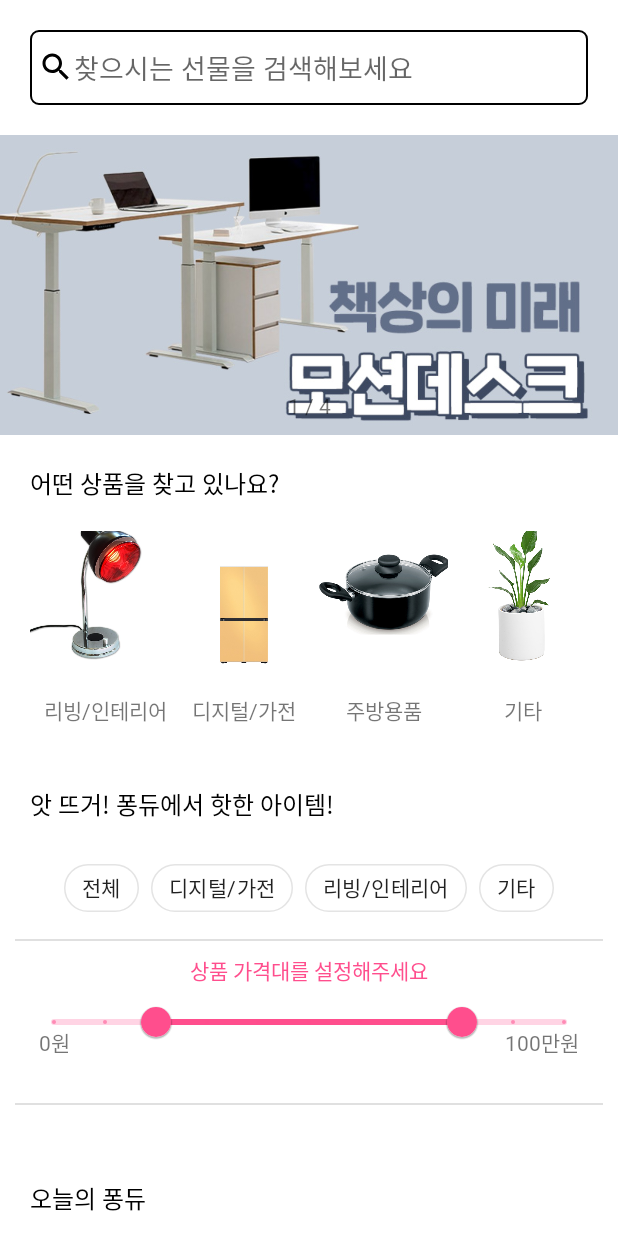
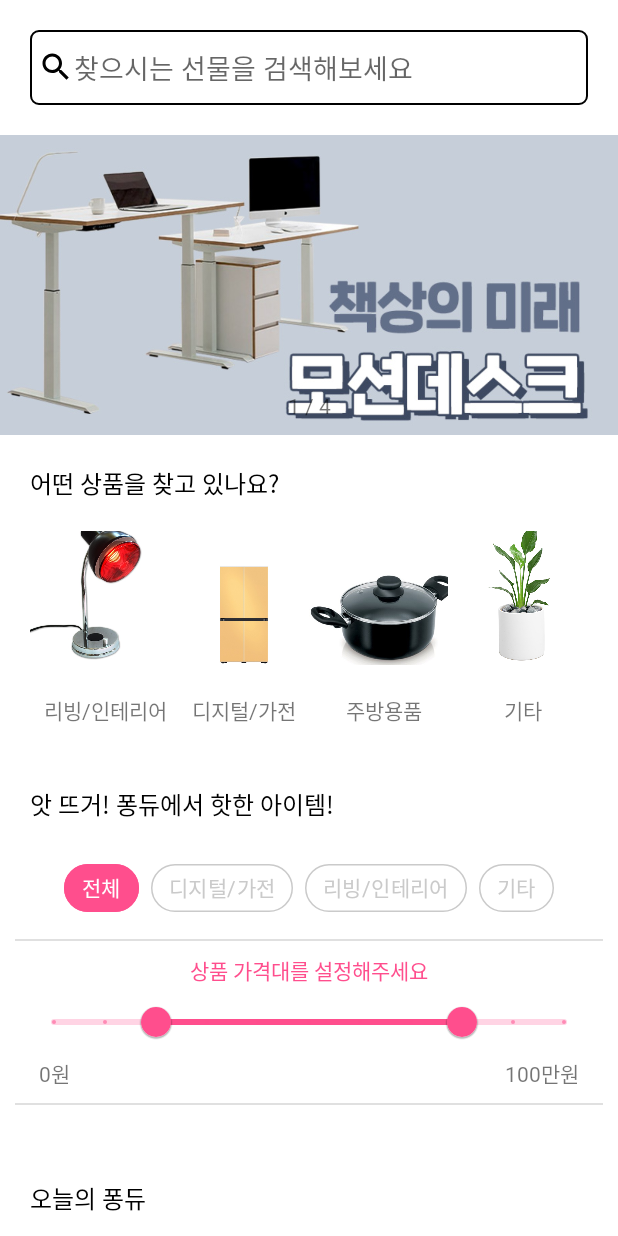
Before and after one commit to hojoJeong/Fondue, an Android app: the MainFragment screen opened directly, with no data from a screen before it, on a phone screen of 412 x 824 dp. Run offline under Robolectric (Android 15) with nearby library versions, the phone set to English and light mode, and no system bars; our stand-ins replace Dagger/Hilt's generated code, data binding; Roboto replaces fonts that are not available here.

Commit message:
feat: #3 랭킹 카테고리, 가격 범위 Slider 구현

```diff
--- a/Android/FundYou/app/src/main/java/com/ssafy/fundyou/ui/MainFragment.kt
+++ b/Android/FundYou/app/src/main/java/com/ssafy/fundyou/ui/MainFragment.kt
@@ -1,13 +1,20 @@
 package com.ssafy.fundyou.ui
 
+import android.annotation.SuppressLint
+import android.content.ContentValues.TAG
 import android.content.Context
+import android.content.res.ColorStateList
 import android.graphics.drawable.Drawable
+import android.os.Build
 import android.os.Bundle
+import android.util.Log
 import androidx.fragment.app.Fragment
 import android.view.LayoutInflater
 import android.view.View
 import android.view.ViewGroup
 import android.widget.ImageView
+import android.widget.Toast
+import androidx.annotation.RequiresApi
 import androidx.core.content.ContextCompat
 import androidx.databinding.BindingAdapter
 import androidx.databinding.DataBindingUtil
@@ -15,6 +22,9 @@ import androidx.lifecycle.lifecycleScope
 import androidx.recyclerview.widget.GridLayoutManager
 import androidx.recyclerview.widget.LinearLayoutManager
 import androidx.viewpager2.widget.ViewPager2
+import com.google.android.material.chip.Chip
+import com.google.android.material.chip.ChipGroup
+import com.google.android.material.slider.RangeSlider
 import com.ssafy.fundyou.BannerAdapter
 import com.ssafy.fundyou.MainCategoryAdapter
 import com.ssafy.fundyou.MainCategoryModel
@@ -42,8 +52,7 @@ class MainFragment : Fragment() {
     }
 
     override fun onCreateView(
-        inflater: LayoutInflater, container: ViewGroup?,
-        savedInstanceState: Bundle?
+        inflater: LayoutInflater, container: ViewGroup?, savedInstanceState: Bundle?
     ): View {
         binding = DataBindingUtil.inflate(inflater, R.layout.fragment_main, container, false)
         return binding.root
@@ -54,6 +63,8 @@ class MainFragment : Fragment() {
 
         bannerInit()
         initCategory()
+        initRankCategory()
+        initTitlePriceRange()
     }
 
     private fun bannerInit() {
@@ -64,9 +75,7 @@ class MainFragment : Fragment() {
         bannerAdapter.addAllItems(bannerImageList)
 
         binding.tvMainBannerIndicator.text = getString(
-            R.string.content_banner_indicator,
-            binding.vpMainBanner.currentItem + 1,
-            bannerSize
+            R.string.content_banner_indicator, binding.vpMainBanner.currentItem + 1, bannerSize
         )
 
         with(binding.vpMainBanner) {
@@ -108,32 +117,28 @@ class MainFragment : Fragment() {
         categoryList.add(
             MainCategoryModel(
                 ContextCompat.getDrawable(
-                    requireContext(),
-                    R.drawable.bg_category_living
+                    requireContext(), R.drawable.bg_category_living
                 )!!, "리빙/인테리어"
             )
         )
         categoryList.add(
             MainCategoryModel(
                 ContextCompat.getDrawable(
-                    requireContext(),
-                    R.drawable.bg_category_digital
+                    requireContext(), R.drawable.bg_category_digital
                 )!!, "디지털/가전"
             )
         )
         categoryList.add(
             MainCategoryModel(
                 ContextCompat.getDrawable(
-                    requireContext(),
-                    R.drawable.bg_category_kitchen
+                    requireContext(), R.drawable.bg_category_kitchen
                 )!!, "주방용품"
             )
         )
         categoryList.add(
             MainCategoryModel(
                 ContextCompat.getDrawable(
-                    requireContext(),
-                    R.drawable.bg_category_etc
+                    requireContext(), R.drawable.bg_category_etc
                 )!!, "기타"
             )
         )
@@ -155,6 +160,30 @@ class MainFragment : Fragment() {
         }
     }
 
+    private fun initRankCategory() {
+        binding.chipgMainRankCategory.setOnCheckedStateChangeListener { group, checkedId ->
+
+
+            //칩 선택 변경 시 서버통신 추가
+        }
+    }
+
+    private fun initTitlePriceRange(){
+        binding.sldMainRank.addOnSliderTouchListener(object : RangeSlider.OnSliderTouchListener{
+            override fun onStartTrackingTouch(slider: RangeSlider) {
+            }
+
+            override fun onStopTrackingTouch(slider: RangeSlider) {
+                val sliderValueList = binding.sldMainRank.values
+                val minPrice = sliderValueList[0].toInt()
+                val maxPrice = sliderValueList[sliderValueList.size-1].toInt()
+                binding.tvMainRankPriceRange.text = getString(R.string.title_rank_price_range, minPrice, maxPrice)
+
+                //가격 범위 변경 시 서버통신 추가
+            }
+        })
+    }
+
 
 
     override fun onResume() {
@@ -167,6 +196,7 @@ class MainFragment : Fragment() {
         job.cancel()
     }
 }
+
 @BindingAdapter("setcategoryimage")
 fun bindImageFromRes(view: ImageView, drawable: Drawable) {
     view.setImageDrawable(drawable)
--- /dev/null
+++ b/Android/FundYou/app/src/main/res/color/chip_background.xml
@@ -0,0 +1,5 @@
+<?xml version="1.0" encoding="utf-8"?>
+<selector xmlns:android="http://schemas.android.com/apk/res/android">
+    <item android:color="@color/franch_rose" android:state_checked="true"/>
+    <item android:color="@color/white" android:state_checked="false"/>
+</selector>
--- /dev/null
+++ b/Android/FundYou/app/src/main/res/color/chip_stroke.xml
@@ -0,0 +1,5 @@
+<?xml version="1.0" encoding="utf-8"?>
+<selector xmlns:android="http://schemas.android.com/apk/res/android">
+    <item android:color="@color/franch_rose" android:state_checked="true"/>
+    <item android:color="@color/vert_light_gray" android:state_checked="false"/>
+</selector>
--- /dev/null
+++ b/Android/FundYou/app/src/main/res/color/chip_text.xml
@@ -0,0 +1,5 @@
+<?xml version="1.0" encoding="utf-8"?>
+<selector xmlns:android="http://schemas.android.com/apk/res/android">
+    <item android:color="@color/white" android:state_checked="true"/>
+    <item android:color="@color/vert_light_gray" android:state_checked="false"/>
+</selector>
--- a/Android/FundYou/app/src/main/res/layout/fragment_main.xml
+++ b/Android/FundYou/app/src/main/res/layout/fragment_main.xml
@@ -105,40 +105,43 @@
                     app:layout_constraintTop_toBottomOf="@+id/tv_main_rank_title">
 
                     <com.google.android.material.chip.ChipGroup
+                        android:id="@+id/chipg_main_rank_category"
                         android:layout_width="wrap_content"
                         android:layout_height="wrap_content"
                         android:layout_gravity="center"
                         style="@style/Widget.MaterialComponents.Chip.Choice"
-                        app:singleLine="true">
-
+                        app:singleLine="true"
+                        app:singleSelection="true"
+                        app:selectionRequired="true">
                         <com.google.android.material.chip.Chip
+                            android:id="@+id/btn_main_rank_category_all"
                             android:layout_width="wrap_content"
                             android:layout_height="wrap_content"
                             android:text="@string/title_category_all"
-                            app:chipBackgroundColor="@color/white"
+                            android:checked="true"
                             app:chipStrokeWidth="1dp"
-                            app:chipStrokeColor="@color/whisper"/>
+                            style="@style/custom_chip"/>
                         <com.google.android.material.chip.Chip
+                            android:id="@+id/btn_main_rank_category_digital"
                             android:layout_width="wrap_content"
                             android:layout_height="wrap_content"
                             android:text="@string/title_category_digital"
-                            app:chipBackgroundColor="@color/white"
                             app:chipStrokeWidth="1dp"
-                            app:chipStrokeColor="@color/whisper"/>
+                            style="@style/custom_chip"/>
                         <com.google.android.material.chip.Chip
+                            android:id="@+id/btn_main_rank_category_living"
                             android:layout_width="wrap_content"
                             android:layout_height="wrap_content"
                             android:text="@string/title_category_living"
-                            app:chipBackgroundColor="@color/white"
                             app:chipStrokeWidth="1dp"
-                            app:chipStrokeColor="@color/whisper"/>
+                            style="@style/custom_chip" />
                         <com.google.android.material.chip.Chip
+                            android:id="@+id/btn_main_rank_category_etc"
                             android:layout_width="wrap_content"
                             android:layout_height="wrap_content"
                             android:text="@string/title_category_etc"
-                            app:chipBackgroundColor="@color/white"
                             app:chipStrokeWidth="1dp"
-                            app:chipStrokeColor="@color/whisper"/>
+                            style="@style/custom_chip"/>
                     </com.google.android.material.chip.ChipGroup>
                 </HorizontalScrollView>
 
@@ -154,7 +157,7 @@
                     app:layout_constraintTop_toBottomOf="@+id/hscv_main_rank_category" />
 
                 <TextView
-                    android:id="@+id/tv_main_rank_price"
+                    android:id="@+id/tv_main_rank_price_range"
                     android:layout_width="wrap_content"
                     android:layout_height="wrap_content"
                     app:layout_constraintStart_toStartOf="parent"
@@ -169,7 +172,7 @@
                     android:layout_width="match_parent"
                     android:layout_height="wrap_content"
                     android:stepSize="10.0"
-                    android:valueFrom="0.0"
+                    android:valueFrom="00.0"
                     android:valueTo="100.0"
                     android:layout_margin="20dp"
                     app:layout_constraintBottom_toTopOf="@+id/dv_main_under_sld"
@@ -186,7 +189,7 @@
                     android:layout_width="wrap_content"
                     android:layout_height="wrap_content"
                     app:layout_constraintStart_toStartOf="@+id/sld_main_rank"
-                    app:layout_constraintBottom_toBottomOf="@+id/sld_main_rank"
+                    app:layout_constraintTop_toBottomOf="@+id/sld_main_rank"
                     android:text="@string/title_rank_startprice"
                     android:layout_marginStart="6dp"
                     style="@style/base_font_medium"/>
@@ -195,7 +198,7 @@
                     android:layout_width="wrap_content"
                     android:layout_height="wrap_content"
                     app:layout_constraintEnd_toEndOf="@+id/sld_main_rank"
-                    app:layout_constraintBottom_toBottomOf="@+id/sld_main_rank"
+                    app:layout_constraintTop_toBottomOf="@+id/sld_main_rank"
                     android:text="@string/title_rank_endprice"
                     android:layout_marginEnd="6dp"
                     style="@style/base_font_medium"/>
--- a/Android/FundYou/app/src/main/res/values/strings.xml
+++ b/Android/FundYou/app/src/main/res/values/strings.xml
@@ -21,7 +21,7 @@
     <string name="title_category_living">리빙/인테리어</string>
     <string name="title_category_etc">기타</string>
     <string name="title_rank_price_default">상품 가격대를 설정해주세요</string>
-    <string name="title_rank_price_range">%1$d원 ~ %2$d원</string>
+    <string name="title_rank_price_range">%1$d만원 ~ %2$d만원</string>
     <string name="title_rank_startprice">0원</string>
     <string name="title_rank_endprice">100만원</string>
 
--- a/Android/FundYou/app/src/main/res/values/themes.xml
+++ b/Android/FundYou/app/src/main/res/values/themes.xml
@@ -112,4 +112,10 @@
         <item name="labelStyle">@style/Widget.App.Tooltip</item>
     </style>
 
+    <style name="custom_chip" parent="Widget.MaterialComponents.Chip.Choice">
+        <item name="chipBackgroundColor" >@color/chip_background</item>
+        <item name="chipStrokeColor">@color/chip_stroke</item>
+        <item name="android:textColor">@color/chip_text</item>
+    </style>
+
 </resources>
--- a/Android/FundYou/gradle.properties
+++ b/Android/FundYou/gradle.properties
@@ -22,4 +22,4 @@ kotlin.code.style=official
 # thereby reducing the size of the R class for that library
 android.nonTransitiveRClass=true
 
-org.gradle.java.home=C:\\Program Files\\Android\\Android Studio\\jre
+#org.gradle.java.home=C:\\Program Files\\Android\\Android Studio\\jre
```
Also changed, not shown: Android/FundYou/app/src/main/res/drawable-v24/bg_category_kitchen.jpg, Android/FundYou/app/src/main/res/values/colors.xml (line endings or trailing spaces), 1 other file.
